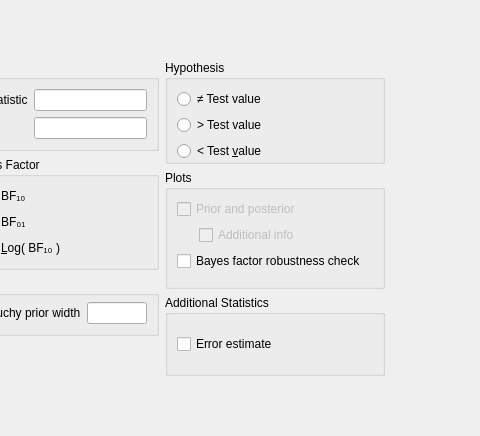
Before: the Qt Designer form JASP-Desktop/analysisforms/bffromtonesampleform.ui in jasp-stats/jasp-desktop, drawn with Qt 5; both pictures show x 126 to 606 and y 0 to 436 of the 606 by 868 pixel window.
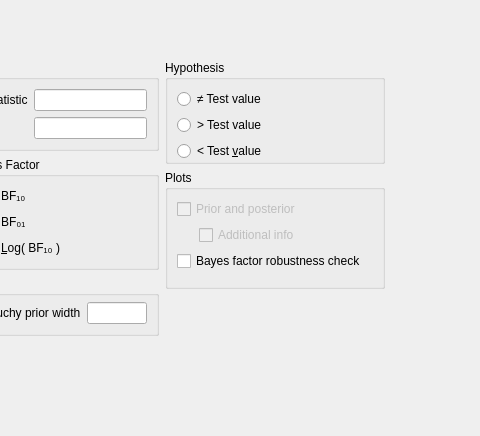
After: the same form once the commit is applied. Custom widgets are drawn as their Qt base class.

Patch:
```diff
--- a/JASP-Desktop/analysisforms/bffromtonesampleform.ui
+++ b/JASP-Desktop/analysisforms/bffromtonesampleform.ui
@@ -255,6 +255,19 @@
          <property name="bottomMargin">
           <number>0</number>
          </property>
+         <item row="4" column="0">
+          <spacer name="verticalSpacer_4">
+           <property name="orientation">
+            <enum>Qt::Vertical</enum>
+           </property>
+           <property name="sizeHint" stdset="0">
+            <size>
+             <width>20</width>
+             <height>40</height>
+            </size>
+           </property>
+          </spacer>
+         </item>
          <item row="2" column="0">
           <widget class="BoundGroupBox" name="hypothesis">
            <property name="title">
@@ -322,41 +335,6 @@
            </layout>
           </widget>
          </item>
-         <item row="4" column="0">
-          <widget class="GroupBox" name="groupBox_7">
-           <property name="title">
-            <string>Additional Statistics</string>
-           </property>
-           <layout class="QGridLayout" name="gridLayout_3">
-            <item row="0" column="0" colspan="2">
-             <widget class="BoundCheckBox" name="errorEstimate">
-              <property name="sizePolicy">
-               <sizepolicy hsizetype="Fixed" vsizetype="Fixed">
-                <horstretch>0</horstretch>
-                <verstretch>0</verstretch>
-               </sizepolicy>
-              </property>
-              <property name="text">
-               <string>Error estimate</string>
-              </property>
-             </widget>
-            </item>
-            <item row="0" column="2">
-             <spacer name="horizontalSpacer_2">
-              <property name="orientation">
-               <enum>Qt::Horizontal</enum>
-              </property>
-              <property name="sizeHint" stdset="0">
-               <size>
-                <width>40</width>
-                <height>20</height>
-               </size>
-              </property>
-             </spacer>
-            </item>
-           </layout>
-          </widget>
-         </item>
          <item row="3" column="0">
           <widget class="GroupBox" name="plotsGroup">
            <property name="title">
```
